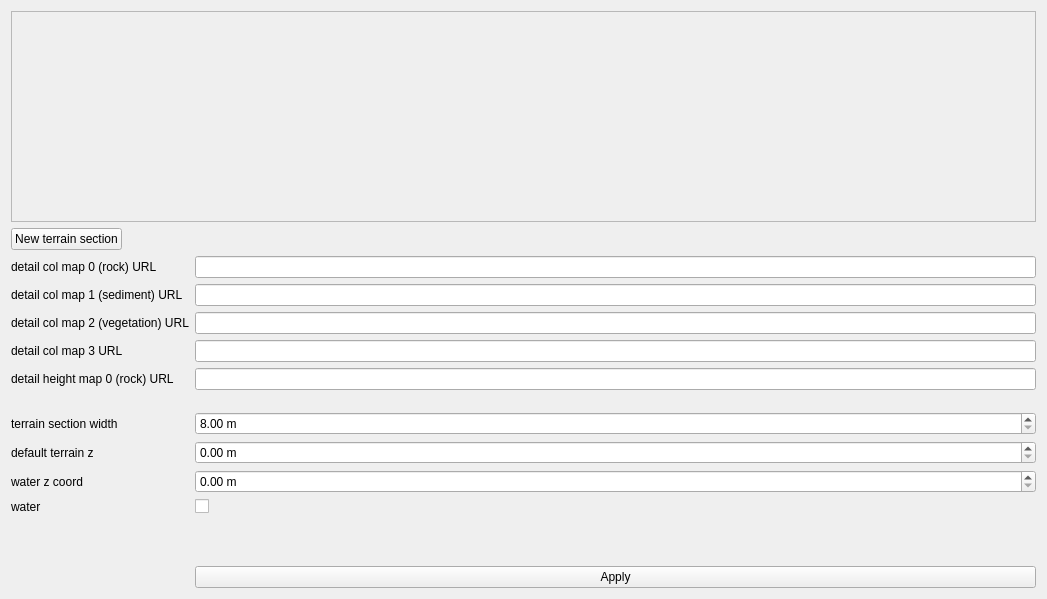
Old version of the form gui_client/WorldSettingsWidget.ui in the repository shipilovden/sub-metasiberia.
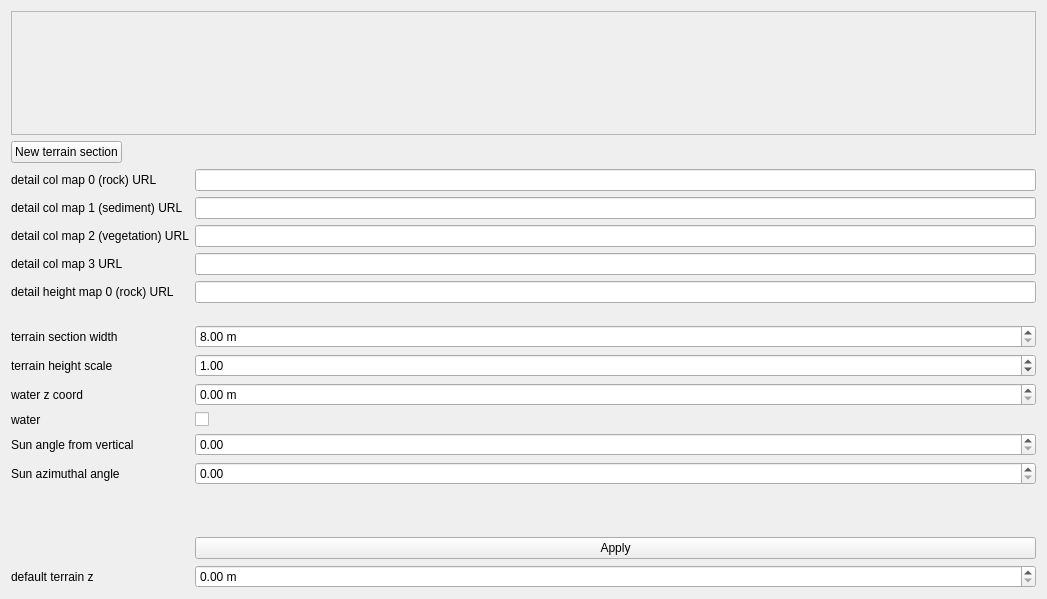
New version of the form. Custom widgets are drawn as their Qt base class.

Commit message: Add world sun settings and terrain height scale support

```diff
--- a/gui_client/WorldSettingsWidget.ui
+++ b/gui_client/WorldSettingsWidget.ui
@@ -25,7 +25,7 @@
         <x>0</x>
         <y>0</y>
         <width>1027</width>
-        <height>69</height>
+        <height>180</height>
        </rect>
       </property>
       <layout class="QVBoxLayout" name="verticalLayout_2"/>
@@ -142,7 +142,7 @@
      </property>
     </widget>
    </item>
-   <item row="12" column="1">
+   <item row="14" column="1">
     <spacer name="verticalSpacer_2">
      <property name="orientation">
       <enum>Qt::Vertical</enum>
@@ -158,7 +158,7 @@
      </property>
     </spacer>
    </item>
-   <item row="13" column="1">
+   <item row="15" column="1">
     <widget class="QPushButton" name="applyPushButton">
      <property name="text">
       <string>Apply</string>
@@ -180,13 +180,33 @@
     </widget>
    </item>
    <item row="9" column="0">
+    <widget class="QLabel" name="label_11">
+     <property name="text">
+      <string>terrain height scale</string>
+     </property>
+    </widget>
+   </item>
+   <item row="9" column="1">
+    <widget class="QDoubleSpinBox" name="terrainHeightScaleDoubleSpinBox">
+     <property name="minimum">
+      <double>0.000000000000000</double>
+     </property>
+     <property name="maximum">
+      <double>10000.000000000000000</double>
+     </property>
+     <property name="value">
+      <double>1.000000000000000</double>
+     </property>
+    </widget>
+   </item>
+   <item row="16" column="0">
     <widget class="QLabel" name="label_8">
      <property name="text">
       <string>default terrain z</string>
      </property>
     </widget>
    </item>
-   <item row="9" column="1">
+   <item row="16" column="1">
     <widget class="QDoubleSpinBox" name="defaultTerrainZDoubleSpinBox">
      <property name="suffix">
       <string> m</string>
@@ -196,6 +216,37 @@
      </property>
     </widget>
    </item>
+   <item row="12" column="1">
+    <widget class="RealControl" name="sunThetaSettingRealControl">
+     <property name="maximum">
+      <double>120.000000000000000</double>
+     </property>
+    </widget>
+   </item>
+   <item row="12" column="0">
+    <widget class="QLabel" name="label_9">
+     <property name="text">
+      <string>Sun angle from vertical</string>
+     </property>
+    </widget>
+   </item>
+   <item row="13" column="1">
+    <widget class="RealControl" name="sunPhiSettingRealControl">
+     <property name="maximum">
+      <double>720.000000000000000</double>
+     </property>
+     <property name="singleStep">
+      <double>5.000000000000000</double>
+     </property>
+    </widget>
+   </item>
+   <item row="13" column="0">
+    <widget class="QLabel" name="label_10">
+     <property name="text">
+      <string>Sun azimuthal angle</string>
+     </property>
+    </widget>
+   </item>
   </layout>
  </widget>
  <customwidgets>
@@ -204,6 +255,11 @@
    <extends>QLineEdit</extends>
    <header>../qt/FileSelectWidget.h</header>
   </customwidget>
+  <customwidget>
+   <class>RealControl</class>
+   <extends>QDoubleSpinBox</extends>
+   <header>../qt/RealControl.h</header>
+  </customwidget>
  </customwidgets>
  <resources/>
  <connections/>
```
The commit also changes 7 other files.
